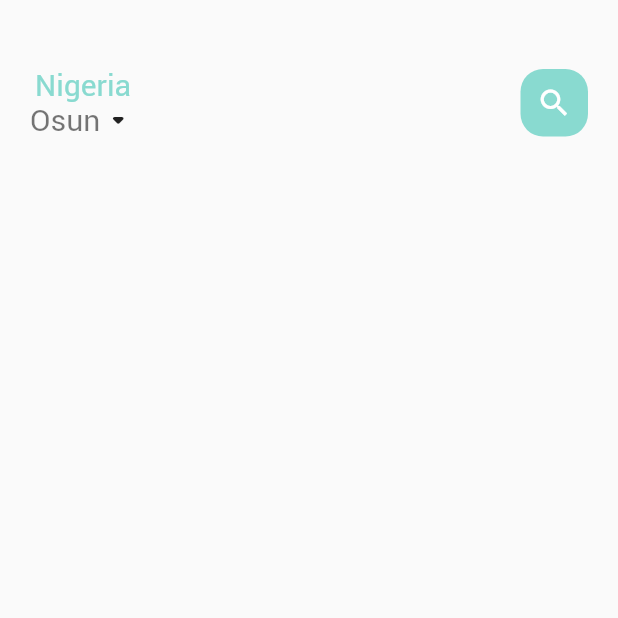
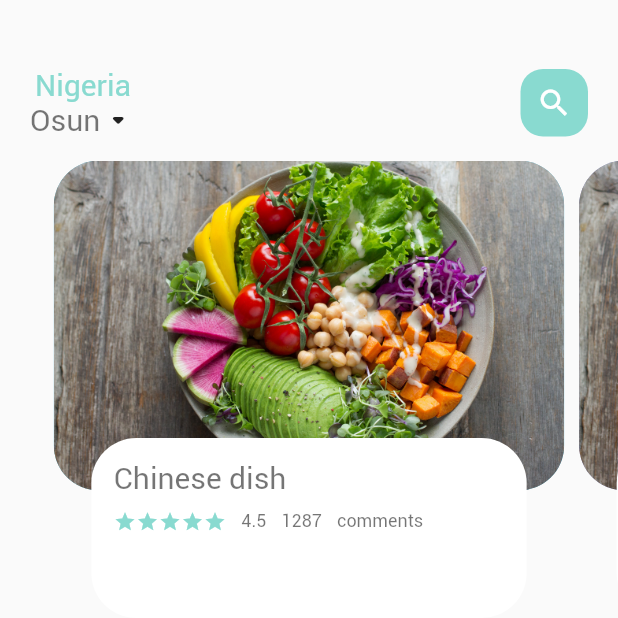
Before and after one commit to IHIMEKPEN/freedom, a Flutter app: the screen it shows after launch, on a phone screen of 412 x 824 dp, the top half of it. Run offline on Flutter 3.47's test engine with Material 2 defaults, Android fonts, the phone set to English and light mode, and no system bars.

Commit message:
started body for food

```diff
--- a/lib/home/food_page_body.dart
+++ b/lib/home/food_page_body.dart
@@ -1,6 +1,9 @@
 import 'package:flutter/material.dart';
 import 'package:flutter/src/foundation/key.dart';
 import 'package:flutter/src/widgets/framework.dart';
+import 'package:freedom/utils/color.dart';
+import 'package:freedom/widgets/big_text.dart';
+import 'package:freedom/widgets/small_text.dart';
 
 class FoodPageBody extends StatefulWidget {
   const FoodPageBody({Key? key}) : super(key: key);
@@ -10,8 +13,95 @@ class FoodPageBody extends StatefulWidget {
 }
 
 class _FoodPageBodyState extends State<FoodPageBody> {
+  PageController pageController = PageController(viewportFraction: 0.85);
   @override
   Widget build(BuildContext context) {
-    return Container();
+    return Container(
+      // color: Colors.redAccent,
+      height: 320,
+      child: PageView.builder(
+          controller: pageController,
+          itemCount: 5,
+          itemBuilder: (context, postion) {
+            return _buildPageItem(postion);
+          }),
+    );
+  }
+
+  Widget _buildPageItem(int index) {
+    return Stack(
+      children: [
+        Container(
+            height: 220,
+            margin: EdgeInsets.only(left: 5, right: 5),
+            decoration: BoxDecoration(
+              borderRadius: BorderRadius.circular(30),
+              color: index.isEven ? Color(0XFF69c5df) : Color(0XFF9294cc),
+              image: DecorationImage(
+                fit: BoxFit.cover,
+                image: AssetImage("assets/images/food2.jpg"),
+              ),
+            )),
+        Align(
+          alignment: Alignment.bottomCenter,
+          child: Container(
+            height: 120,
+            margin: EdgeInsets.only(left: 30, right: 30, bottom: 15),
+            decoration: BoxDecoration(
+              borderRadius: BorderRadius.circular(30),
+              color: Colors.white,
+            ),
+            child: Container(
+              padding: EdgeInsets.only(top: 15, right: 15, left: 15),
+              child: Column(
+                crossAxisAlignment: CrossAxisAlignment.start,
+                children: [
+                  BigText(
+                    text: "Chinese dish",
+                    color: Colors.black54,
+                  ),
+                  SizedBox(
+                    height: 10,
+                  ),
+                  Row(
+                    children: [
+                      Wrap(
+                          children: List.generate(
+                              5,
+                              (index) => Icon(
+                                    Icons.star,
+                                    color: AppColors.mainColor,
+                                    size: 15,
+                                  ))),
+                      SizedBox(
+                        width: 10,
+                      ),
+                      SmallText(
+                        text: "4.5",
+                        color: Colors.black54,
+                      ),
+                      SizedBox(
+                        width: 10,
+                      ),
+                      SmallText(
+                        text: "1287",
+                        color: Colors.black54,
+                      ),
+                      SizedBox(
+                        width: 10,
+                      ),
+                      SmallText(
+                        text: "comments",
+                        color: Colors.black54,
+                      ),
+                    ],
+                  ),
+                ],
+              ),
+            ),
+          ),
+        )
+      ],
+    );
   }
 }
--- a/lib/home/main_food_page.dart
+++ b/lib/home/main_food_page.dart
@@ -1,6 +1,7 @@
 import 'package:flutter/material.dart';
 import 'package:flutter/src/foundation/key.dart';
 import 'package:flutter/src/widgets/framework.dart';
+import 'package:freedom/home/food_page_body.dart';
 import 'package:freedom/utils/color.dart';
 import 'package:freedom/widgets/big_text.dart';
 
@@ -53,7 +54,7 @@ class _MainFoodPageState extends State<MainFoodPage> {
                 ],
               )),
         ),
-      ],
+      FoodPageBody() ],
     ));
   }
 }
```
Also changed, not shown: assets/images/food1.jpg (added), assets/images/food2.jpg (added), assets/images/food3.jpg (added), assets/images/food4.jpg (added), 1 other file.
